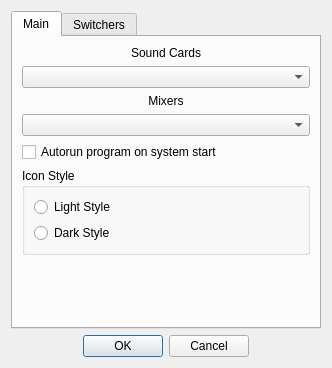
This is qt/qtalsavolume/settingsdialog.ui in Vitozz/kukuruzo as Qt 5 draws it before an edit. The edited form follows.
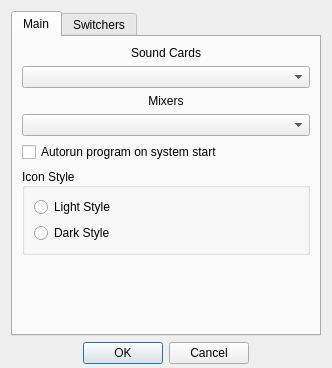
This is the edited form.

Commit message: Added volume label to popup window. Changes in gui.

The edit to the form file:
```diff
--- a/qt/qtalsavolume/settingsdialog.ui
+++ b/qt/qtalsavolume/settingsdialog.ui
@@ -11,7 +11,7 @@
    </rect>
   </property>
   <property name="sizePolicy">
-   <sizepolicy hsizetype="Fixed" vsizetype="Fixed">
+   <sizepolicy hsizetype="Minimum" vsizetype="Minimum">
     <horstretch>0</horstretch>
     <verstretch>0</verstretch>
    </sizepolicy>
@@ -19,15 +19,36 @@
   <property name="windowTitle">
    <string>Dialog</string>
   </property>
+  <property name="sizeGripEnabled">
+   <bool>false</bool>
+  </property>
   <layout class="QVBoxLayout" name="verticalLayout_2">
+   <property name="bottomMargin">
+    <number>4</number>
+   </property>
    <item>
     <layout class="QVBoxLayout" name="verticalLayout_5">
      <item>
       <widget class="QTabWidget" name="tabWidget">
+       <property name="font">
+        <font>
+         <weight>50</weight>
+         <bold>false</bold>
+        </font>
+       </property>
        <property name="currentIndex">
         <number>0</number>
        </property>
+       <property name="documentMode">
+        <bool>false</bool>
+       </property>
        <widget class="QWidget" name="tab">
+        <property name="font">
+         <font>
+          <weight>50</weight>
+          <bold>false</bold>
+         </font>
+        </property>
         <attribute name="title">
          <string>Main</string>
         </attribute>
@@ -87,6 +108,9 @@
            <property name="title">
             <string>Icon Style</string>
            </property>
+           <property name="alignment">
+            <set>Qt::AlignLeading|Qt::AlignLeft|Qt::AlignVCenter</set>
+           </property>
            <property name="flat">
             <bool>false</bool>
            </property>
@@ -149,6 +173,9 @@
      </item>
      <item>
       <layout class="QHBoxLayout" name="horizontalLayout">
+       <property name="sizeConstraint">
+        <enum>QLayout::SetFixedSize</enum>
+       </property>
        <item>
         <spacer name="horizontalSpacer_2">
          <property name="orientation">
```
Left out of the diff: 30 changed lines with no effect on the pictures. The commit also changes 2 other files.
